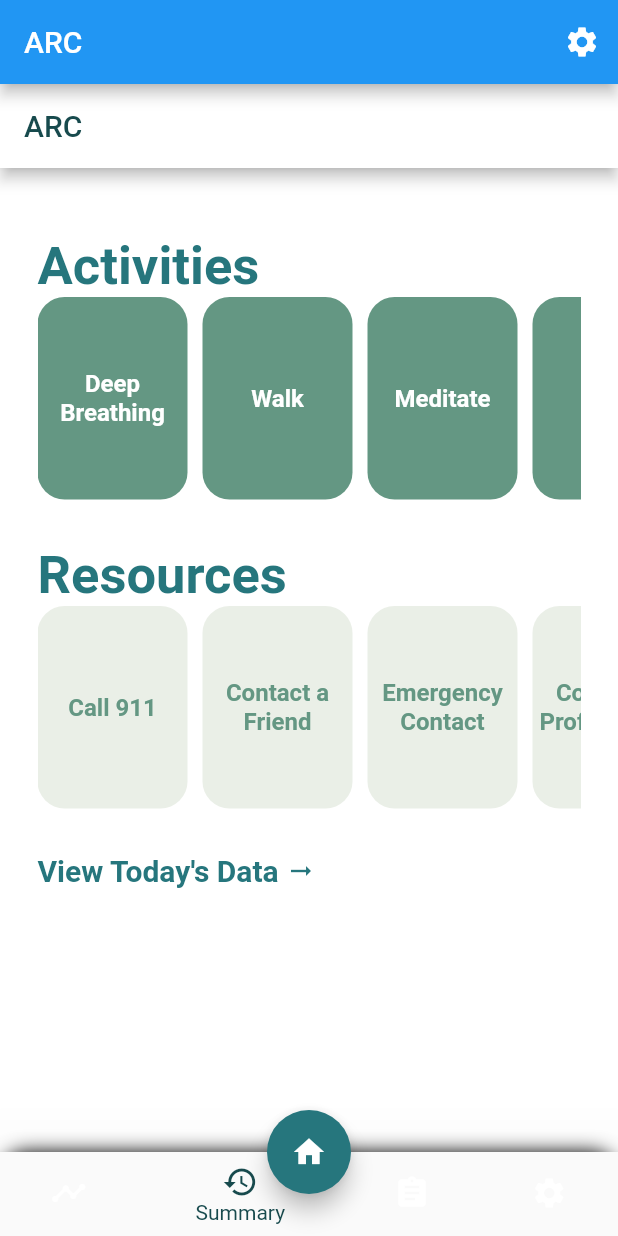
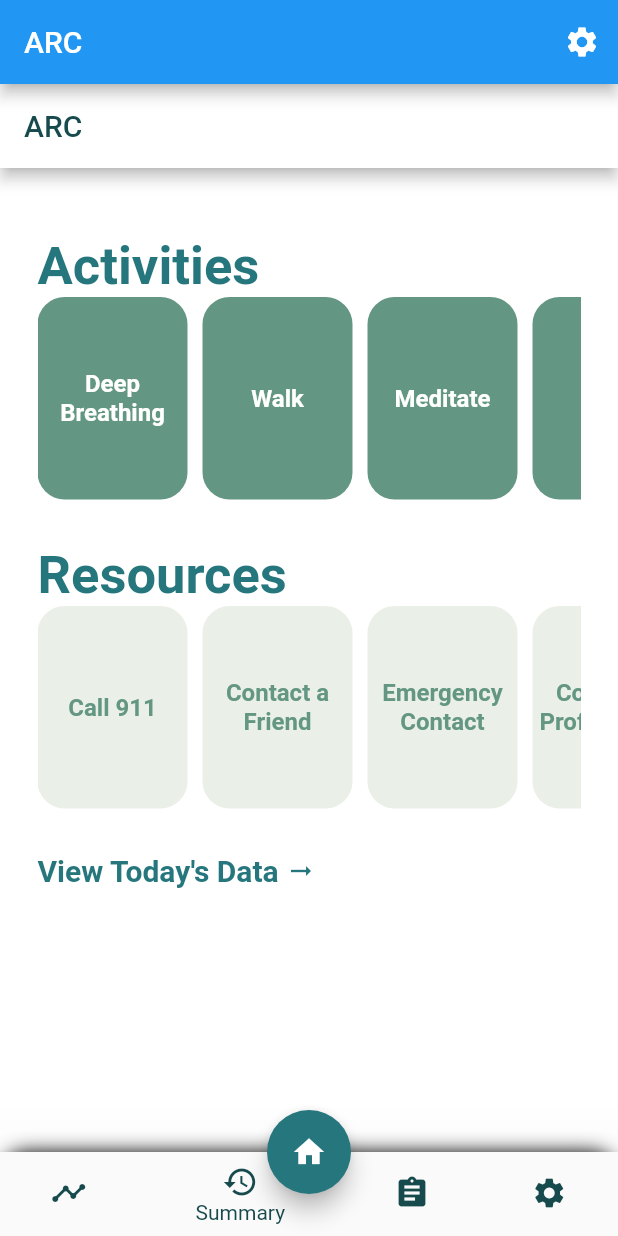
Before and after one commit to sahilmahendrakar/ARCApp, a Flutter app: the screen it shows once a user with an empty profile is signed in, on a phone screen of 412 x 824 dp. Run offline on Flutter 3.47's test engine with Material 2 defaults, Android fonts, the light colour scheme and no system bars; our stand-ins replace firebase_auth, firebase_core, firebase_database, fl_chart, settings_ui; accounts and stored records are empty.

Commit message:
Update home.dart

```diff
--- a/lib/screens/home.dart
+++ b/lib/screens/home.dart
@@ -73,6 +73,7 @@ class _HomeState extends State<Home> {
           onTap: onTabTapped,
           currentIndex: _selectedIndex,
           selectedItemColor: darkestBlue,
+          unselectedItemColor: darkestBlue,
           elevation: 50.0,
           items: [
             new BottomNavigationBarItem(
```
